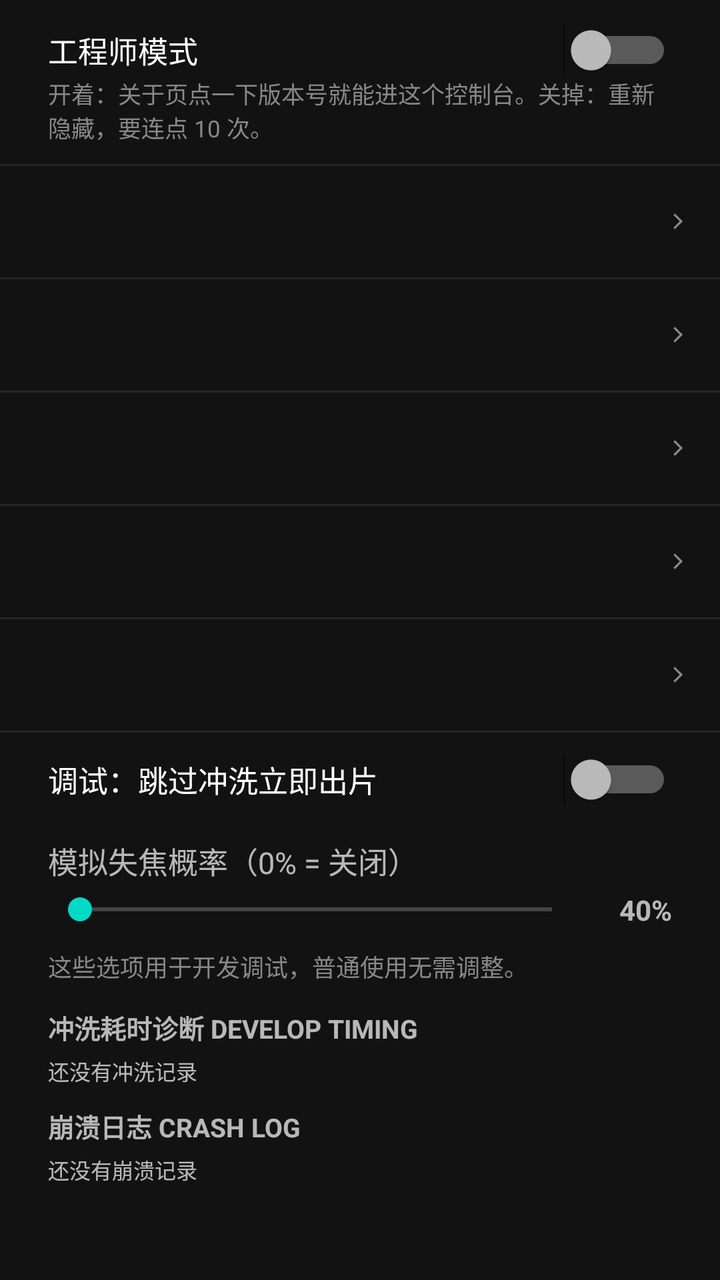
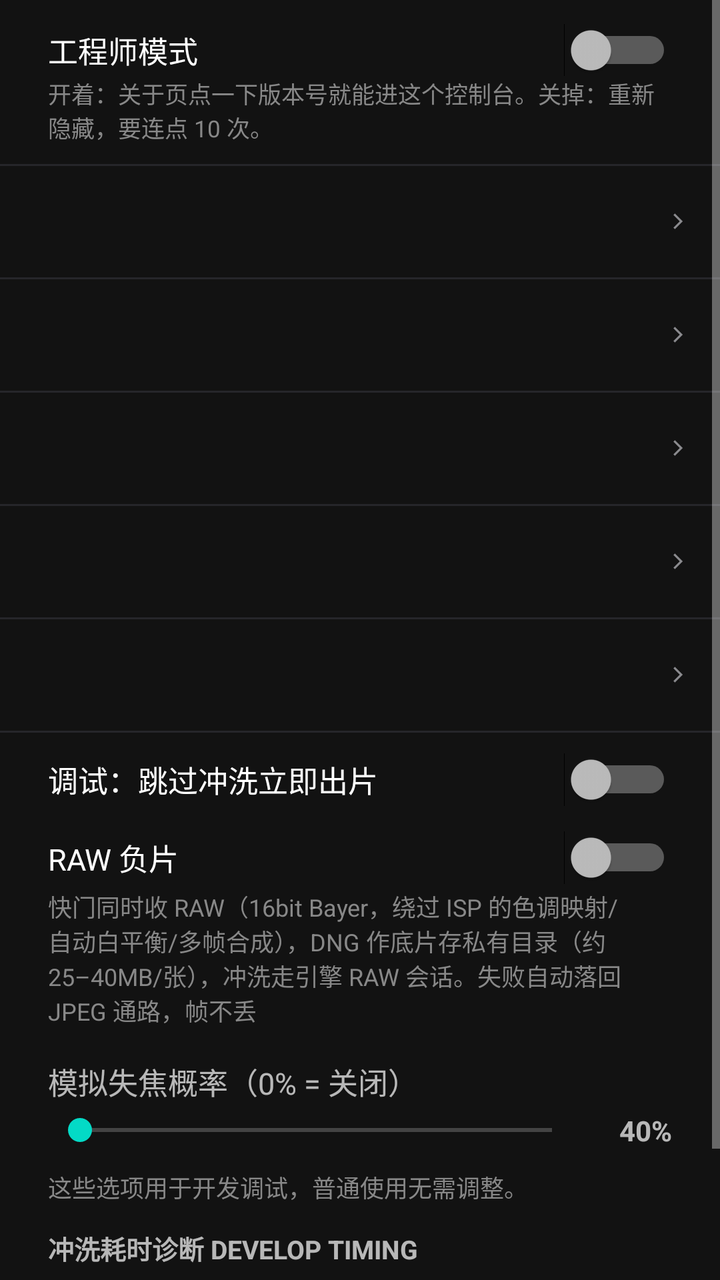

The first picture is an Android layout as it rendered before a commit; the second is the same layout after the commit. The layout source and the unified diff follow.
<!-- AndroidManifest.xml: application theme Theme.FilmCam -->
<!-- res/layout/dialog_hidden_settings.xml -->
<?xml version="1.0" encoding="utf-8"?>
<ScrollView xmlns:android="http://schemas.android.com/apk/res/android"
    android:layout_width="match_parent"
    android:layout_height="wrap_content">

    <LinearLayout
        android:layout_width="match_parent"
        android:layout_height="wrap_content"
        android:orientation="vertical"
        android:paddingTop="8dp">

        
        <Switch
            android:id="@+id/swEngineerMode"
            android:layout_width="match_parent"
            android:layout_height="wrap_content"
            android:paddingStart="24dp"
            android:paddingTop="6dp"
            android:paddingEnd="24dp"
            android:paddingBottom="2dp"
            android:text="@string/eng_mode_title"
            android:textSize="15sp" />

        <TextView
            android:layout_width="match_parent"
            android:layout_height="wrap_content"
            android:paddingStart="24dp"
            android:paddingEnd="24dp"
            android:paddingBottom="10dp"
            android:text="@string/eng_mode_note"
            android:textColor="#888"
            android:textSize="11.5sp" />

        
        <View
            android:layout_width="match_parent"
            android:layout_height="1dp"
            android:background="#26262A" />

        <include
            android:id="@+id/rowEngSlow"
            layout="@layout/item_setting_row" />

        <View
            android:layout_width="match_parent"
            android:layout_height="1dp"
            android:background="#26262A" />

        <include
            android:id="@+id/rowEngStyle"
            layout="@layout/item_setting_row" />

        <View
            android:layout_width="match_parent"
            android:layout_height="1dp"
            android:background="#26262A" />

        <include
            android:id="@+id/rowEngDev"
            layout="@layout/item_setting_row" />

        <View
            android:layout_width="match_parent"
            android:layout_height="1dp"
            android:background="#26262A" />

        <include
            android:id="@+id/rowEngLens"
            layout="@layout/item_setting_row" />

        <View
            android:layout_width="match_parent"
            android:layout_height="1dp"
            android:background="#26262A" />

        <include
            android:id="@+id/rowEngColor"
            layout="@layout/item_setting_row" />

        <View
            android:layout_width="match_parent"
            android:layout_height="1dp"
            android:background="#26262A" />

        <LinearLayout
            android:layout_width="match_parent"
            android:layout_height="wrap_content"
            android:orientation="vertical"
            android:paddingStart="24dp"
            android:paddingTop="10dp"
            android:paddingEnd="24dp">

            <Switch
                android:id="@+id/swSkipDevelop"
                android:layout_width="match_parent"
                android:layout_height="wrap_content"
                android:text="@string/main_debug_skip_develop"
                android:textSize="15sp" />

            <TextView
                android:layout_width="match_parent"
                android:layout_height="wrap_content"
                android:layout_marginTop="16dp"
                android:text="@string/main_debug_softfocus_prob"
                android:textSize="15sp" />

            <LinearLayout
                android:layout_width="match_parent"
                android:layout_height="wrap_content"
                android:layout_marginTop="4dp"
                android:gravity="center_vertical"
                android:orientation="horizontal">

                <SeekBar
                    android:id="@+id/sbSoftFocusProb"
                    android:layout_width="0dp"
                    android:layout_height="wrap_content"
                    android:layout_weight="1" />

                <TextView
                    android:id="@+id/tvSoftFocusProb"
                    android:layout_width="44dp"
                    android:layout_height="wrap_content"
                    android:gravity="end"
                    android:text="40%"
                    android:textSize="14sp"
                    android:textStyle="bold" />
            </LinearLayout>

            <TextView
                android:layout_width="match_parent"
                android:layout_height="wrap_content"
                android:layout_marginTop="10dp"
                android:text="@string/main_debug_note"
                android:textColor="#888"
                android:textSize="12sp" />

            
            <TextView
                android:layout_width="match_parent"
                android:layout_height="wrap_content"
                android:layout_marginTop="12dp"
                android:layout_marginBottom="4dp"
                android:text="@string/hidden_diag_title"
                android:textSize="13sp"
                android:textStyle="bold" />

            <TextView
                android:id="@+id/tvDiag"
                android:layout_width="match_parent"
                android:layout_height="wrap_content"
                android:layout_marginBottom="10dp"
                android:fontFamily="monospace"
                android:text="@string/hidden_diag_none"
                android:textSize="10.5sp" />

            
            <TextView
                android:layout_width="match_parent"
                android:layout_height="wrap_content"
                android:layout_marginBottom="4dp"
                android:text="@string/hidden_crash_title"
                android:textSize="13sp"
                android:textStyle="bold" />

            <TextView
                android:id="@+id/tvCrash"
                android:layout_width="match_parent"
                android:layout_height="wrap_content"
                android:layout_marginBottom="10dp"
                android:fontFamily="monospace"
                android:text="@string/hidden_crash_none"
                android:textSize="10.5sp" />
        </LinearLayout>
    </LinearLayout>
</ScrollView>
<!-- res/layout/item_setting_row.xml (included above) -->
<?xml version="1.0" encoding="utf-8"?>
<LinearLayout xmlns:android="http://schemas.android.com/apk/res/android"
    android:layout_width="match_parent"
    android:layout_height="wrap_content"
    android:background="?attr/selectableItemBackground"
    android:clickable="true"
    android:focusable="true"
    android:gravity="center_vertical"
    android:orientation="horizontal"
    android:paddingStart="17dp"
    android:paddingTop="11dp"
    android:paddingEnd="14dp"
    android:paddingBottom="11dp">

    
    <LinearLayout
        android:layout_width="0dp"
        android:layout_height="wrap_content"
        android:layout_weight="1"
        android:orientation="vertical">

        <TextView
            android:id="@+id/tvSetLabel"
            android:layout_width="wrap_content"
            android:layout_height="wrap_content"
            android:letterSpacing="0.03"
            android:textColor="#E8E4DA"
            android:textSize="13sp" />

        <TextView
            android:id="@+id/tvSetHint"
            android:layout_width="match_parent"
            android:layout_height="wrap_content"
            android:layout_marginTop="3dp"
            android:letterSpacing="0.02"
            android:lineSpacingMultiplier="1.35"
            android:maxLines="2"
            android:textColor="#8A8A8E"
            android:textSize="9.5sp" />
    </LinearLayout>

    
    <TextView
        android:id="@+id/tvSetValue"
        android:layout_width="wrap_content"
        android:layout_height="wrap_content"
        android:layout_marginStart="10dp"
        android:fontFamily="monospace"
        android:gravity="end"
        android:includeFontPadding="false"
        android:letterSpacing="0.05"
        android:textColor="#FFC100"
        android:textSize="12.5sp" />

    
    <View
        android:id="@+id/viewSetSwatch"
        android:layout_width="12dp"
        android:layout_height="12dp"
        android:layout_marginStart="9dp"
        android:visibility="gone" />

    
    <LinearLayout
        android:id="@+id/setTicks"
        android:layout_width="wrap_content"
        android:layout_height="wrap_content"
        android:layout_marginStart="10dp"
        android:gravity="center_vertical"
        android:orientation="horizontal"
        android:visibility="gone">

        <View
            android:id="@+id/tick1"
            android:layout_width="3dp"
            android:layout_height="11dp" />

        <View
            android:id="@+id/tick2"
            android:layout_width="3dp"
            android:layout_height="11dp"
            android:layout_marginStart="3dp" />

        <View
            android:id="@+id/tick3"
            android:layout_width="3dp"
            android:layout_height="11dp"
            android:layout_marginStart="3dp" />
    </LinearLayout>

    <ImageView
        android:id="@+id/ivSetChevron"
        android:layout_width="14dp"
        android:layout_height="14dp"
        android:layout_marginStart="10dp"
        android:contentDescription="@null"
        android:src="@drawable/ic_set_chevron" />
</LinearLayout>
<!-- resources referenced by this layout -->
<resources>
  <!-- drawable ic_set_chevron (drawable) -->
  <?xml version="1.0" encoding="utf-8"?>
  <vector xmlns:android="http://schemas.android.com/apk/res/android"
      android:width="24dp"
      android:height="24dp"
      android:viewportWidth="24"
      android:viewportHeight="24">
      <path
          android:fillColor="#8A8A8E"
          android:pathData="M9.4,5.3 L16.1,12 L9.4,18.7 L8.1,17.4 L13.5,12 L8.1,6.6 Z" />
  </vector>
  <string name="eng_mode_note">开着：关于页点一下版本号就能进这个控制台。关掉：重新隐藏，要连点 10 次。</string>
  <string name="eng_mode_title">工程师模式</string>
  <string name="hidden_crash_none">还没有崩溃记录</string>
  <string name="hidden_crash_title">崩溃日志 CRASH LOG</string>
  <string name="hidden_diag_none">还没有冲洗记录</string>
  <string name="hidden_diag_title">冲洗耗时诊断 DEVELOP TIMING</string>
  <string name="main_debug_note">这些选项用于开发调试，普通使用无需调整。</string>
  <string name="main_debug_skip_develop">调试：跳过冲洗立即出片</string>
  <string name="main_debug_softfocus_prob">模拟失焦概率（0% = 关闭）</string>
  <style name="Theme.FilmCam" parent="Theme.MaterialComponents.NoActionBar">
          <item name="android:statusBarColor">#000000</item>
          <item name="android:navigationBarColor">#000000</item>
      </style>
</resources>

<!-- the commit's change to res/layout/dialog_hidden_settings.xml (unified diff, before → after) -->
@@ -96,6 +96,22 @@
                 android:layout_height="wrap_content"
                 android:text="@string/main_debug_skip_develop"
                 android:textSize="15sp" />
+
+            <Switch
+                android:id="@+id/swRawNegative"
+                android:layout_width="match_parent"
+                android:layout_height="wrap_content"
+                android:layout_marginTop="12dp"
+                android:text="@string/eng_raw_negative"
+                android:textSize="15sp" />
+
+            <TextView
+                android:layout_width="match_parent"
+                android:layout_height="wrap_content"
+                android:layout_marginTop="2dp"
+                android:text="@string/eng_raw_hint"
+                android:textColor="#888"
+                android:textSize="12sp" />
 
             <TextView
                 android:layout_width="match_parent"
<!-- resource entries referenced after the edit -->
@@ -13,6 +13,8 @@
   </vector>
   <string name="eng_mode_note">开着：关于页点一下版本号就能进这个控制台。关掉：重新隐藏，要连点 10 次。</string>
   <string name="eng_mode_title">工程师模式</string>
+  <string name="eng_raw_hint">快门同时收 RAW（16bit Bayer，绕过 ISP 的色调映射/自动白平衡/多帧合成），DNG 作底片存私有目录（约 25–40MB/张），冲洗走引擎 RAW 会话。失败自动落回 JPEG 通路，帧不丢</string>
+  <string name="eng_raw_negative">RAW 负片</string>
   <string name="hidden_crash_none">还没有崩溃记录</string>
   <string name="hidden_crash_title">崩溃日志 CRASH LOG</string>
   <string name="hidden_diag_none">还没有冲洗记录</string>
